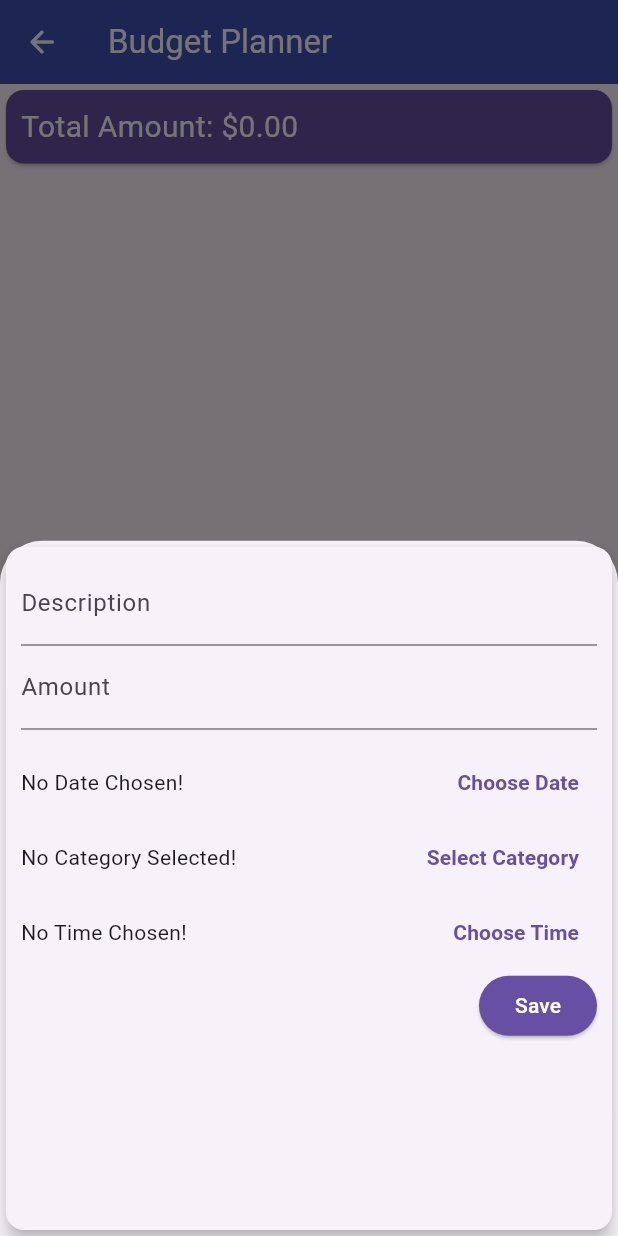
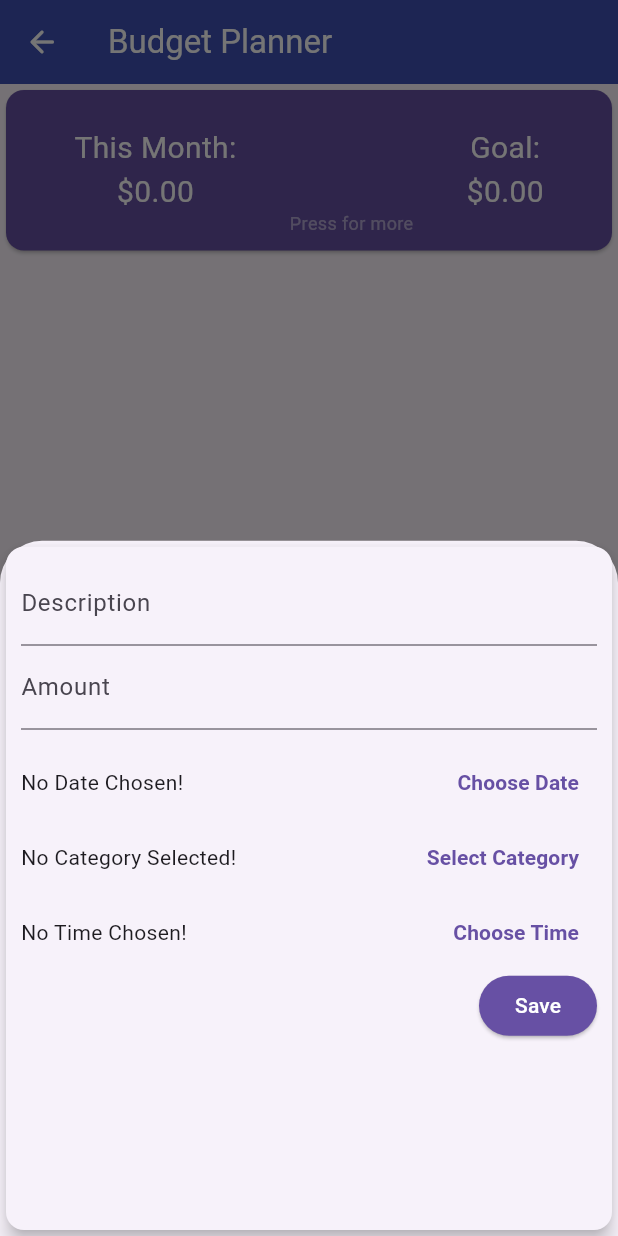
Before and after one commit to YukeeHong/DSG, a Flutter app: the BudgetPlanner screen opened by its route, after a tap on the "add" icon, on a phone screen of 412 x 824 dp. Run offline on Flutter 3.47's test engine with Material 3 defaults, Android fonts, the phone set to English and light mode, and no system bars; our stand-ins replace flutter_local_notifications, hive, hive_flutter, shared_preferences, table_calendar, timezone; missing offline and left inert: flex_color_picker, flutter_timer_countdown; accounts and stored records are empty.

Commit message:
Added display for monthly goal

```diff
--- a/lib/pages/budget_planner.dart
+++ b/lib/pages/budget_planner.dart
@@ -79,9 +79,44 @@ class _BudgetPlannerState extends State<BudgetPlanner> {
                   color: Theme.of(context).primaryColor,
                   child: Container(
                     padding: EdgeInsets.all(10),
-                    child: Text(
-                      'Total Amount: \$${totalAmount.toStringAsFixed(2)}',
-                      style: TextStyle(fontSize: 20, color: Colors.white),
+                    child: Row(
+                      mainAxisAlignment: MainAxisAlignment.spaceEvenly,
+                      children: <Widget>[
+                        Column(
+                          children: <Widget>[
+                            Text(
+                              'This Month:',
+                              style: TextStyle(fontSize: 20, color: Colors.white),
+                            ),
+                            Text(
+                              '\$${totalAmount.toStringAsFixed(2)}',
+                              style: TextStyle(fontSize: 20, color: Colors.white),
+                            ),
+                          ],
+                        ),
+                        Column(
+                          mainAxisAlignment: MainAxisAlignment.end,
+                          children: <Widget>[
+                            SizedBox(height: 70),
+                            Text(
+                              'Press for more',
+                              style: TextStyle(fontSize: 12, color: Colors.white.withOpacity(0.5)),
+                            ),
+                          ],
+                        ),
+                        Column(
+                          children: <Widget>[
+                            Text(
+                              'Goal:',
+                              style: TextStyle(fontSize: 20, color: Colors.white),
+                            ),
+                            Text(
+                              '\$${totalAmount.toStringAsFixed(2)}',
+                              style: TextStyle(fontSize: 20, color: Colors.white),
+                            ),
+                          ],
+                        ),
+                      ],
                     ),
                   ),
                 ),
--- /dev/null
+++ b/lib/pages/budget_tracker_stats.dart
@@ -0,0 +1,15 @@
+import 'package:flutter/material.dart';
+
+class BudgetTrackerStats extends StatefulWidget {
+  const BudgetTrackerStats({super.key});
+
+  @override
+  State<BudgetTrackerStats> createState() => _BudgetTrackerStatsState();
+}
+
+class _BudgetTrackerStatsState extends State<BudgetTrackerStats> {
+  @override
+  Widget build(BuildContext context) {
+    return const Placeholder();
+  }
+}
```
